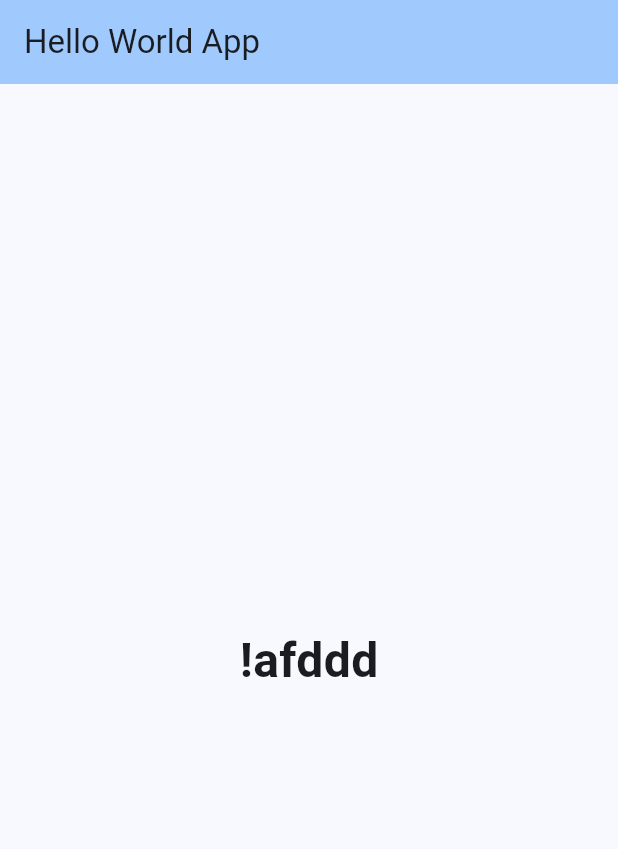
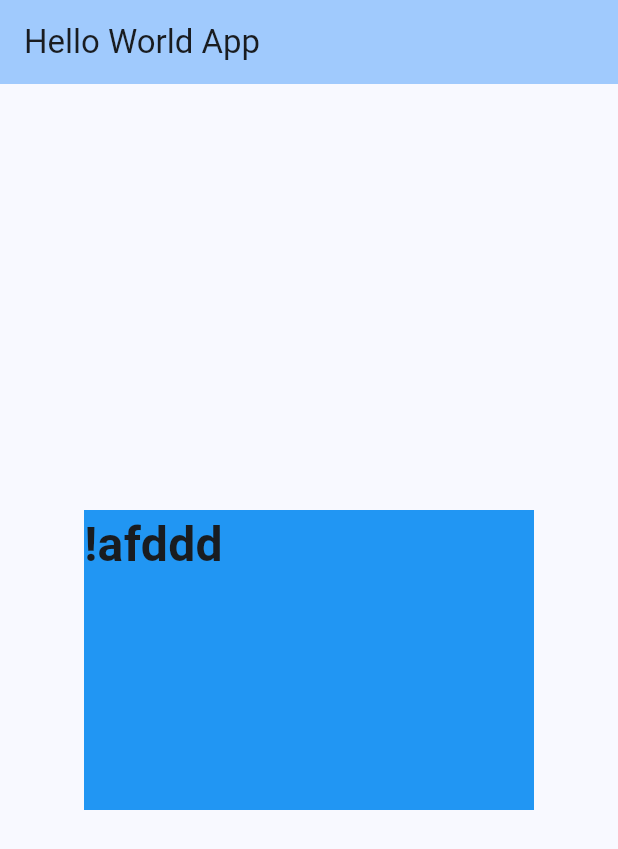
Before and after one commit to kopo-k/Flutter_practice, a Flutter app: the screen it shows after launch, on a phone screen of 412 x 824 dp. Shown: the top 849 px of the screen. Run offline on Flutter 3.47's test engine with Material 3 defaults, Android fonts, the phone set to English and light mode, and no system bars.

Commit message:
練習用

```diff
--- a/phase1_basics/hello_world/lib/main.dart
+++ b/phase1_basics/hello_world/lib/main.dart
@@ -30,8 +30,7 @@ class HelloWorldPage extends StatelessWidget {
         title: const Text('Hello World App'),
       ),
       body: const Center(
-        child: Text(
-          'Hello, World!',
+d          'Hello, World!',
           style: TextStyle(fontSize: 32, fontWeight: FontWeight.bold),
         ),
       ),
--- a/phase1_basics_practice/hello_world/lib/main.dart
+++ b/phase1_basics_practice/hello_world/lib/main.dart
@@ -24,15 +24,21 @@ class HelloWorldPage extends StatelessWidget {
 
   @override
   Widget build(BuildContext context) {
-    return Scaffold(
+    return
+    Scaffold(
       appBar: AppBar(
         backgroundColor: Theme.of(context).colorScheme.inversePrimary,
         title: const Text('Hello World App'),
       ),
-      body: const Center(
-        child: Text(
-          '!afddd',
-          style: TextStyle(fontSize: 32, fontWeight: FontWeight.bold),
+      body: Center(
+        child: Container(
+          width: 300,   // 幅を指定
+          height: 200,  // 高さを指定
+          color: Colors.blue.withValues(),  // 背景色（サイズ確認用）
+          child: const Text(
+            '!afddd',
+            style: TextStyle(fontSize: 32, fontWeight: FontWeight.bold),
+          ),
         ),
       ),
     );
```
